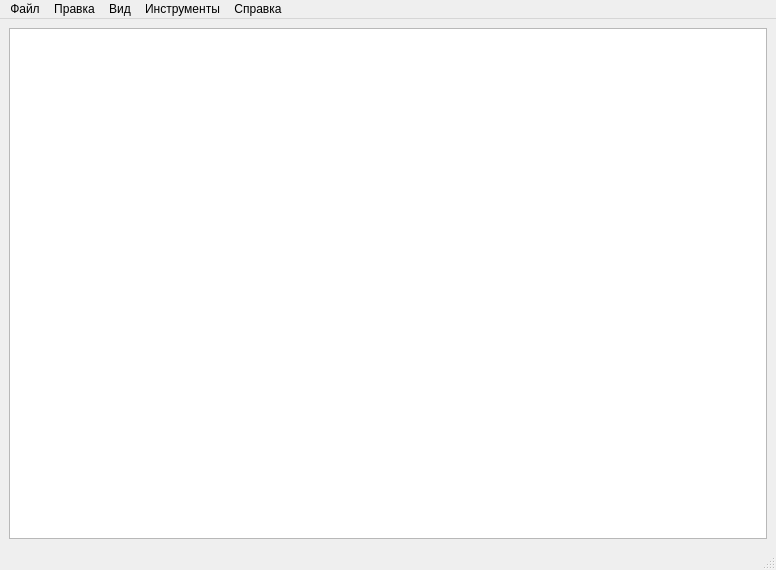
YoukaiCat/TMIS, file src/interface/mainwindow.ui: the form before one commit.
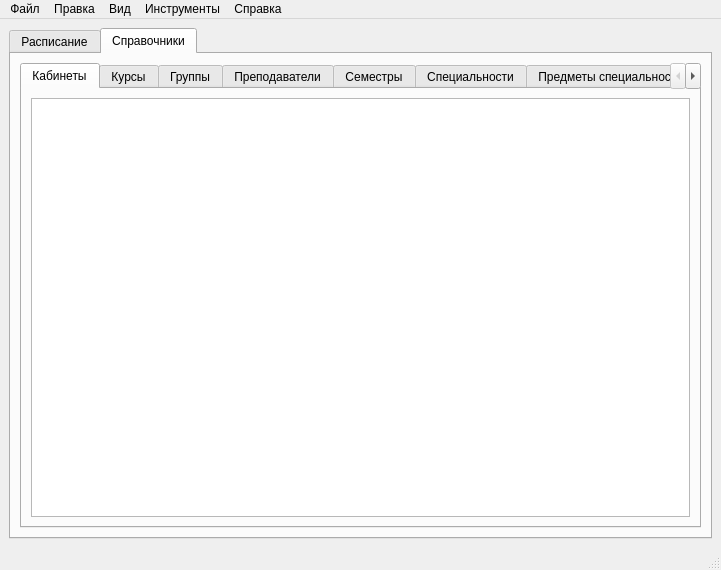
The form after the commit. The open tabs and pages were chosen to show the change.

```diff
--- a/src/interface/mainwindow.ui
+++ b/src/interface/mainwindow.ui
@@ -6,7 +6,7 @@
    <rect>
     <x>0</x>
     <y>0</y>
-    <width>776</width>
+    <width>721</width>
     <height>570</height>
    </rect>
   </property>
@@ -16,10 +16,128 @@
   <widget class="QWidget" name="centralwidget">
    <layout class="QGridLayout" name="gridLayout">
     <item row="0" column="0">
-     <widget class="QTableView" name="studiesTableView">
-      <property name="sortingEnabled">
-       <bool>true</bool>
+     <widget class="QTabWidget" name="tabWidget">
+      <property name="currentIndex">
+       <number>0</number>
       </property>
+      <widget class="QWidget" name="timetableTab">
+       <attribute name="title">
+        <string>Расписание</string>
+       </attribute>
+       <layout class="QGridLayout" name="gridLayout_2">
+        <item row="0" column="0">
+         <widget class="QTableView" name="studiesTableView">
+          <property name="sortingEnabled">
+           <bool>true</bool>
+          </property>
+         </widget>
+        </item>
+       </layout>
+      </widget>
+      <widget class="QWidget" name="referencesTab">
+       <attribute name="title">
+        <string>Справочники</string>
+       </attribute>
+       <layout class="QGridLayout" name="gridLayout_3">
+        <item row="0" column="0">
+         <widget class="QTabWidget" name="tabWidget_2">
+          <property name="currentIndex">
+           <number>0</number>
+          </property>
+          <widget class="QWidget" name="cabinetsTab">
+           <attribute name="title">
+            <string>Кабинеты</string>
+           </attribute>
+           <layout class="QGridLayout" name="gridLayout_4">
+            <item row="0" column="0">
+             <widget class="QTableView" name="cabinetsTableView"/>
+            </item>
+           </layout>
+          </widget>
+          <widget class="QWidget" name="coursesTab">
+           <attribute name="title">
+            <string>Курсы</string>
+           </attribute>
+           <layout class="QGridLayout" name="gridLayout_5">
+            <item row="0" column="0">
+             <widget class="QTableView" name="coursesTableView"/>
+            </item>
+           </layout>
+          </widget>
+          <widget class="QWidget" name="groupsTab">
+           <attribute name="title">
+            <string>Группы</string>
+           </attribute>
+           <layout class="QGridLayout" name="gridLayout_6">
+            <item row="0" column="0">
+             <widget class="QTableView" name="groupsTableView"/>
+            </item>
+           </layout>
+          </widget>
+          <widget class="QWidget" name="lecturersTab">
+           <attribute name="title">
+            <string>Преподаватели</string>
+           </attribute>
+           <layout class="QGridLayout" name="gridLayout_7">
+            <item row="0" column="0">
+             <widget class="QTableView" name="lecturersTableView"/>
+            </item>
+           </layout>
+          </widget>
+          <widget class="QWidget" name="semestersTab">
+           <attribute name="title">
+            <string>Семестры</string>
+           </attribute>
+           <layout class="QGridLayout" name="gridLayout_8">
+            <item row="0" column="0">
+             <widget class="QTableView" name="semestersTableView"/>
+            </item>
+           </layout>
+          </widget>
+          <widget class="QWidget" name="specialitiesTab">
+           <attribute name="title">
+            <string>Специальности</string>
+           </attribute>
+           <layout class="QGridLayout" name="gridLayout_9">
+            <item row="0" column="0">
+             <widget class="QTableView" name="specialitiesTableView"/>
+            </item>
+           </layout>
+          </widget>
+          <widget class="QWidget" name="specialitySubjects">
+           <attribute name="title">
+            <string>Предметы специальностей</string>
+           </attribute>
+           <layout class="QGridLayout" name="gridLayout_10">
+            <item row="0" column="0">
+             <widget class="QTableView" name="specialitySubjectsTableView"/>
+            </item>
+           </layout>
+          </widget>
+          <widget class="QWidget" name="subgroupsTab">
+           <attribute name="title">
+            <string>Подгруппы</string>
+           </attribute>
+           <layout class="QGridLayout" name="gridLayout_11">
+            <item row="0" column="0">
+             <widget class="QTableView" name="subgroupsTableView"/>
+            </item>
+           </layout>
+          </widget>
+          <widget class="QWidget" name="subjectsTab">
+           <attribute name="title">
+            <string>Предметы</string>
+           </attribute>
+           <layout class="QGridLayout" name="gridLayout_12">
+            <item row="0" column="0">
+             <widget class="QTableView" name="subjectsTableView"/>
+            </item>
+           </layout>
+          </widget>
+         </widget>
+        </item>
+       </layout>
+      </widget>
      </widget>
     </item>
    </layout>
@@ -29,7 +147,7 @@
     <rect>
      <x>0</x>
      <y>0</y>
-     <width>776</width>
+     <width>721</width>
      <height>20</height>
     </rect>
    </property>
```
